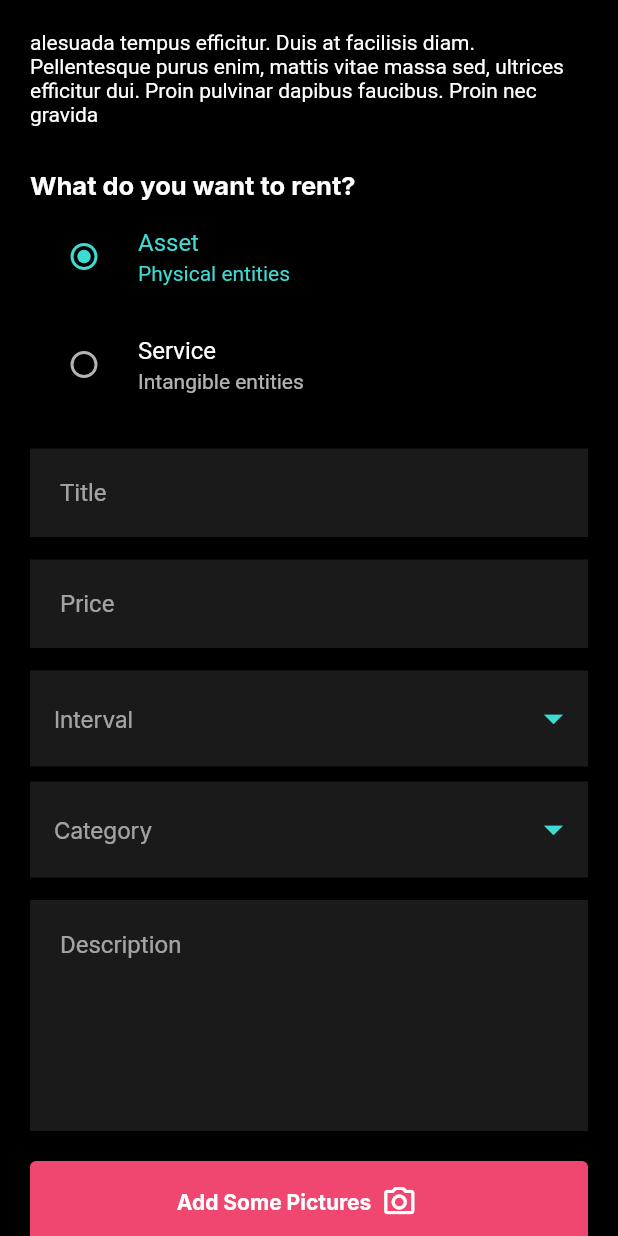
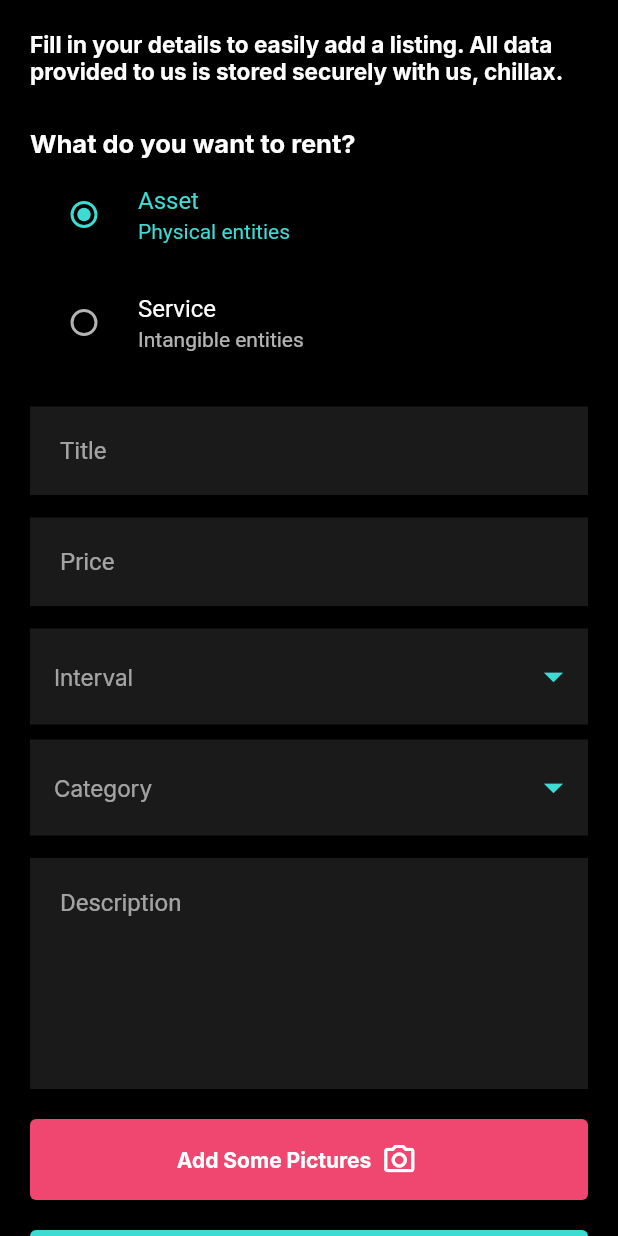
Before and after one commit to Renteefy/frontend-obsolete, a Flutter app: the AddPage widget shown alone on an empty page, opened directly, on a phone screen of 412 x 824 dp. Run offline on Flutter 3.47's test engine with Material 2 defaults, Android fonts, the phone set to English and light mode, and no system bars; our stand-ins replace badges, cloud_firestore, email_validator, firebase_core, firebase_messaging, flutter_dotenv and 3 more; missing offline and left inert: mailer; accounts and stored records are empty.

Commit message:
minor changes

```diff
--- a/lib/pages/AddPage.dart
+++ b/lib/pages/AddPage.dart
@@ -59,7 +59,9 @@ class _AddPageState extends State<AddPage> {
             crossAxisAlignment: CrossAxisAlignment.start,
             children: [
               Text(
-                  "alesuada tempus efficitur. Duis at facilisis diam. Pellentesque purus enim, mattis vitae massa sed, ultrices efficitur dui. Proin pulvinar dapibus faucibus. Proin nec gravida "),
+                  "Fill in your details to easily add a listing. All data provided to us is stored securely with us, chillax.",
+                  style: GoogleFonts.inter(
+                      fontSize: 15, fontWeight: FontWeight.bold)),
               SizedBox(height: 30),
               Text(
                 "What do you want to rent?",
--- a/lib/pages/DashboardPage.dart
+++ b/lib/pages/DashboardPage.dart
@@ -385,7 +385,7 @@ class UserInfoCard extends StatelessWidget {
                 ),
               ),
               CircleAvatar(
-                radius: 40,
+                radius: 60,
                 backgroundImage: (userDetails.picture.startsWith("/static"))
                     ? NetworkImage(url + userDetails.picture)
                     : NetworkImage(userDetails.picture),
--- a/lib/pages/ProductDetails.dart
+++ b/lib/pages/ProductDetails.dart
@@ -220,10 +220,10 @@ class _DetailsState extends State<Details> {
                         children: [
                           Text("Listed by: ",
                               style: GoogleFonts.inter(
-                                  color: notifiSent, fontSize: 17)),
+                                  color: notifiSent, fontSize: 15)),
                           Text(widget.product.owner,
                               style: GoogleFonts.inter(
-                                  fontWeight: FontWeight.bold, fontSize: 17)),
+                                  fontWeight: FontWeight.bold, fontSize: 14)),
                         ],
                       ),
                       SizedBox(
```
Also changed, not shown: lib/pages/HomePage.dart (+14 -4 lines).
